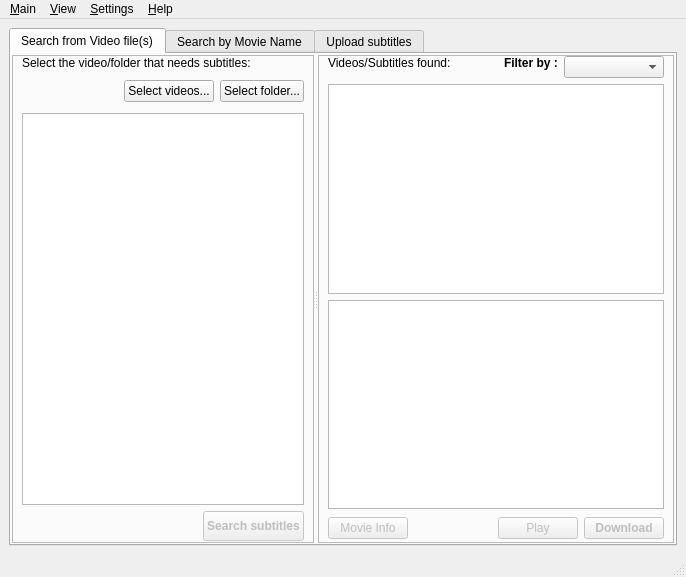
Old version of the form gui/main.ui in the repository subdownloader/subdownloader.
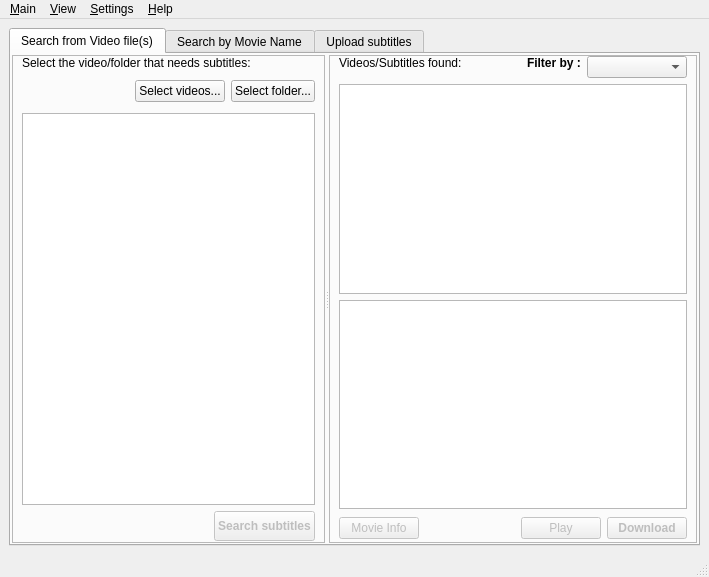
New version of the form. Icons and pictures are not drawn. Custom widgets are drawn as their Qt base class.

Commit message: Changed Login dialog

Diff of the .ui file:
```diff
--- a/gui/main.ui
+++ b/gui/main.ui
@@ -1,11 +1,11 @@
 <ui version="4.0" >
  <class>MainWindow</class>
- <widget class="QMainWindow" name="MainWindow" >
-  <property name="geometry" >
+ <widget class="QMainWindow" name="MainWindow">
+  <property name="geometry">
    <rect>
     <x>0</x>
     <y>0</y>
-    <width>686</width>
+    <width>709</width>
     <height>577</height>
    </rect>
   </property>
@@ -358,20 +358,29 @@
                   </layout>
                  </item>
                  <item>
-                  <widget class="QTreeView" name="videoView" >
-                   <property name="alternatingRowColors" >
+                  <widget class="QTreeView" name="videoView">
+                   <property name="sizePolicy">
+                    <sizepolicy hsizetype="Expanding" vsizetype="Expanding">
+                     <horstretch>0</horstretch>
+                     <verstretch>0</verstretch>
+                    </sizepolicy>
+                   </property>
+                   <property name="verticalScrollBarPolicy">
+                    <enum>Qt::ScrollBarAsNeeded</enum>
+                   </property>
+                   <property name="alternatingRowColors">
                     <bool>true</bool>
                    </property>
                   </widget>
                  </item>
                  <item>
-                  <widget class="QTextBrowser" name="introductionHelp" >
-                   <property name="html" >
-                    <string>&lt;!DOCTYPE HTML PUBLIC "-//W3C//DTD HTML 4.0//EN" "http://www.w3.org/TR/REC-html40/strict.dtd">
-&lt;html>&lt;head>&lt;meta name="qrichtext" content="1" />&lt;style type="text/css">
+                  <widget class="QTextBrowser" name="introductionHelp">
+                   <property name="html">
+                    <string>&lt;!DOCTYPE HTML PUBLIC &quot;-//W3C//DTD HTML 4.0//EN&quot; &quot;http://www.w3.org/TR/REC-html40/strict.dtd&quot;&gt;
+&lt;html&gt;&lt;head&gt;&lt;meta name=&quot;qrichtext&quot; content=&quot;1&quot; /&gt;&lt;style type=&quot;text/css&quot;&gt;
 p, li { white-space: pre-wrap; }
-&lt;/style>&lt;/head>&lt;body style=" font-family:'DejaVu Sans'; font-size:9pt; font-weight:400; font-style:normal;">
-&lt;p style="-qt-paragraph-type:empty; margin-top:0px; margin-bottom:0px; margin-left:0px; margin-right:0px; -qt-block-indent:0; text-indent:0px; font-size:10pt; font-weight:600;">&lt;/p>&lt;/body>&lt;/html></string>
+&lt;/style&gt;&lt;/head&gt;&lt;body style=&quot; font-family:'Sans'; font-size:10pt; font-weight:400; font-style:normal;&quot;&gt;
+&lt;p style=&quot;-qt-paragraph-type:empty; margin-top:0px; margin-bottom:0px; margin-left:0px; margin-right:0px; -qt-block-indent:0; text-indent:0px; font-family:'DejaVu Sans'; font-weight:600;&quot;&gt;&lt;/p&gt;&lt;/body&gt;&lt;/html&gt;</string>
                    </property>
                   </widget>
                  </item>
@@ -1298,18 +1307,18 @@
     </item>
    </layout>
   </widget>
-  <widget class="QStatusBar" name="statusbar" />
-  <widget class="QMenuBar" name="menuBar" >
-   <property name="geometry" >
+  <widget class="QStatusBar" name="statusbar"/>
+  <widget class="QMenuBar" name="menuBar">
+   <property name="geometry">
     <rect>
      <x>0</x>
      <y>0</y>
-     <width>686</width>
+     <width>709</width>
      <height>25</height>
     </rect>
    </property>
-   <widget class="QMenu" name="menuMain" >
-    <property name="title" >
+   <widget class="QMenu" name="menuMain">
+    <property name="title">
      <string>&amp;Main</string>
     </property>
     <addaction name="action_Login" />
@@ -1317,8 +1326,8 @@
     <addaction name="separator" />
     <addaction name="action_Quit" />
    </widget>
-   <widget class="QMenu" name="menu_Help" >
-    <property name="title" >
+   <widget class="QMenu" name="menu_Help">
+    <property name="title">
      <string>&amp;Help</string>
     </property>
     <addaction name="action_HelpHomepage" />
@@ -1329,23 +1338,23 @@
     <addaction name="separator" />
     <addaction name="action_HelpAbout" />
    </widget>
-   <widget class="QMenu" name="menu_Preferences" >
-    <property name="title" >
+   <widget class="QMenu" name="menu_Preferences">
+    <property name="title">
      <string>&amp;Settings</string>
     </property>
     <addaction name="action_ShowPreferences" />
    </widget>
-   <widget class="QMenu" name="menuView" >
-    <property name="title" >
+   <widget class="QMenu" name="menuView">
+    <property name="title">
      <string>&amp;View</string>
     </property>
     <addaction name="action_LogMessages" />
     <addaction name="action_ShowHideTreeFolder" />
    </widget>
-   <addaction name="menuMain" />
-   <addaction name="menuView" />
-   <addaction name="menu_Preferences" />
-   <addaction name="menu_Help" />
+   <addaction name="menuMain"/>
+   <addaction name="menuView"/>
+   <addaction name="menu_Preferences"/>
+   <addaction name="menu_Help"/>
   </widget>
   <action name="action_Quit" >
    <property name="icon" >
```
Left out of the diff: 877 changed lines with no effect on the pictures. The commit also changes 5 other files.
